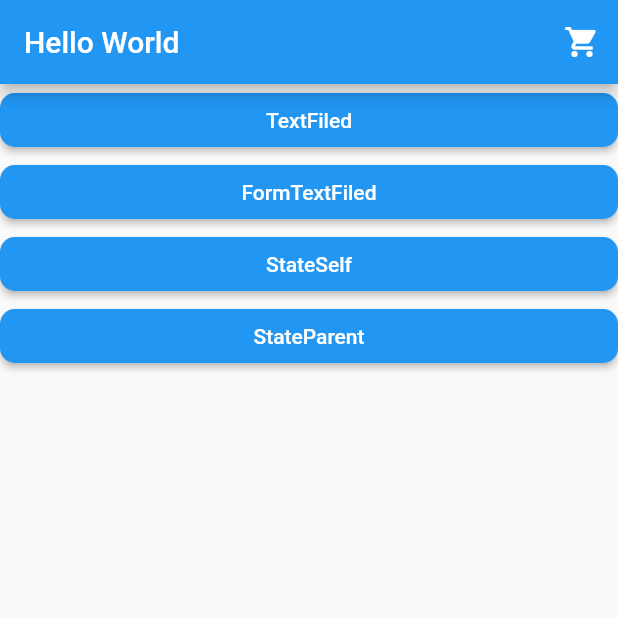
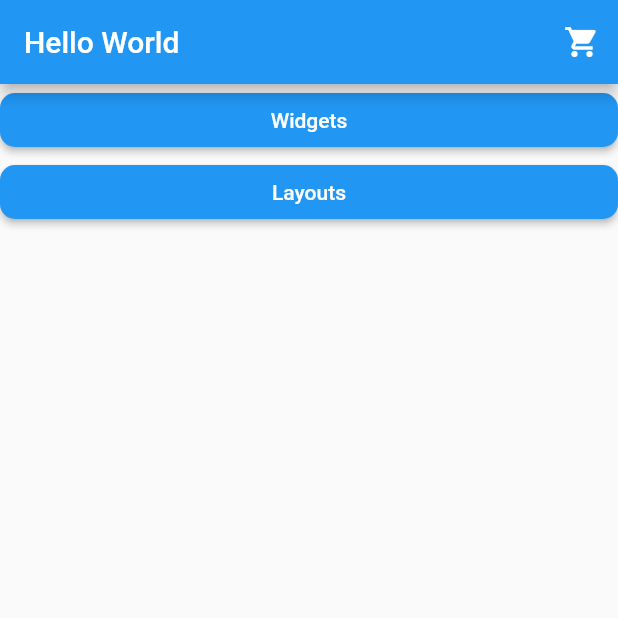
Before and after one commit to hmhm7442/flutter_learn, a Flutter app: the screen it shows after launch, on a phone screen of 412 x 824 dp, the top half of it. Run offline on Flutter 3.47's test engine with Material 2 defaults, Android fonts, the phone set to English and light mode, and no system bars.

Commit message:
add layouts

```diff
--- /dev/null
+++ b/lib/builder/Builder.dart
@@ -0,0 +1,19 @@
+import 'package:flutter/material.dart';
+
+class Builder {
+
+  ///创建 button 为 listview 的 item
+  static Widget buildListButtonItem(
+      String text, String pageName, BuildContext context) {
+    return RaisedButton(
+        child: Text(text),
+        color: Colors.blue,
+        textColor: Colors.white,
+        colorBrightness: Brightness.dark,
+        shape:
+            RoundedRectangleBorder(borderRadius: BorderRadius.circular(10.0)),
+        onPressed: () {
+          Navigator.of(context).pushNamed(pageName);
+        });
+  }
+}
--- a/lib/constans/PagesName.dart
+++ b/lib/constans/PagesName.dart
@@ -1,7 +1,16 @@
-
-
 // ignore: non_constant_identifier_names
 final PAGE_LOGIN = "page_login";
 final PAGE_LOGIN_FORM = "page_login_form";
 final PAGE_STATE_SELF = "page_state_self";
 final PAGE_STATE_PARENT = "page_state_parent";
+
+// widgets
+final PAGE_WIDGETS_TEXT = "page_widgets_text";
+final PAGE_WIDGETS_BUTTON = "page_widgets_button";
+final PAGE_WIDGETS_IMAGE = "page_widgets_image";
+// ignore: non_constant_identifier_names
+final page_widgets_check = "page_widgets_check";
+
+
+final page_list_widgets = "page_list_widgets";
+final page_list_layouts = "page_list_layouts";
--- a/lib/main.dart
+++ b/lib/main.dart
@@ -6,9 +6,24 @@ import 'package:learn/pages/Login.dart';
 import 'package:learn/pages/FormTest.dart';
 import 'package:learn/states/StateSelf.dart';
 import 'package:learn/states/StateParent.dart';
+import 'package:learn/widgets/Button.dart';
+import 'package:learn/widgets/CheckBox.dart';
+import 'package:learn/widgets/Image.dart';
+import 'package:learn/widgets/Text.dart';
+import 'builder/Builder.dart' as bd;
+import 'widgets/home.dart';
+import 'layouts/home.dart' ;
 
+
+
+
+/// main method
 void main() => runApp(MyApp());
 
+
+///  https://book.flutterchina.club/
+///
+///
 class MyApp extends StatelessWidget {
   // This widget is the root of your application.
   @override
@@ -23,8 +38,15 @@ class MyApp extends StatelessWidget {
         //key 值指定 路由表
         PAGE_LOGIN: (context) => Login(),
         PAGE_LOGIN_FORM: (context) => FormTest(),
-        PAGE_STATE_SELF:(context)=>StateSelf(),
-        PAGE_STATE_PARENT:(context)=>Parent()
+        PAGE_STATE_SELF: (context) => StateSelf(),
+        PAGE_STATE_PARENT: (context) => Parent(),
+        PAGE_WIDGETS_TEXT: (context) => PageText(),
+        PAGE_WIDGETS_BUTTON: (context) => PageButton(),
+        PAGE_WIDGETS_IMAGE: (context) => PageImage(),
+        page_widgets_check: (context) => PageCheck(),
+        page_list_widgets:(context)=> WidgetsList(),
+        page_list_layouts:(context)=> LayoutList(),
+
       }, //路由表
       home: MyStatelessWidget(),
     );
@@ -34,25 +56,6 @@ class MyApp extends StatelessWidget {
 class MyStatelessWidget extends StatelessWidget {
   MyStatelessWidget({Key key}) : super(key: key);
 
-
-  /*
-   * 构造 listview item
-   */
-  Widget item(String text,String pageName,BuildContext context){
-    return RaisedButton(
-              child: Text(text),
-              color: Colors.blue,
-              textColor: Colors.white,
-              colorBrightness: Brightness.dark,
-              shape: RoundedRectangleBorder(
-                borderRadius: BorderRadius.circular(10.0)
-              ),
-              onPressed: (){
-                Navigator.of(context).pushNamed(pageName);
-              });
-
-
-  }
 
   @override
   Widget build(BuildContext context) {
@@ -69,16 +72,13 @@ class MyStatelessWidget extends StatelessWidget {
             ),
           ],
         ),
-      body:Center(
+        body: Center(
           child: ListView(
             children: <Widget>[
-            item("TextFiled", PAGE_LOGIN, context),
-            item("FormTextFiled", PAGE_LOGIN_FORM, context),
-            item("StateSelf", PAGE_STATE_SELF, context),
-            item("StateParent", PAGE_STATE_PARENT, context),
+              bd.Builder.buildListButtonItem("Widgets", page_list_widgets, context),
+              bd.Builder.buildListButtonItem("Layouts", page_list_layouts, context),
             ],
           ),
-      )
-    );
+        ));
   }
 }
--- a/lib/pages/Login.dart
+++ b/lib/pages/Login.dart
@@ -1,5 +1,5 @@
 import 'package:flutter/material.dart';
-import 'package:learn/constans/PagesName.dart';
+// import 'package:learn/constans/PagesName.dart';
 
 class Login extends StatefulWidget {
   @override
--- /dev/null
+++ b/lib/widgets/home.dart
@@ -0,0 +1,29 @@
+import 'package:flutter/material.dart';
+import 'package:learn/constans/PagesName.dart';
+import "package:learn/builder/Builder.dart" as bd;
+
+
+class WidgetsList extends StatelessWidget{
+
+  @override
+  Widget build(BuildContext context) {
+    return Scaffold(
+      appBar: AppBar(
+        title: Text("组件列表"),
+      ),
+      body: ListView(
+        children: <Widget>[
+              bd.Builder.buildListButtonItem("TextFiled", PAGE_LOGIN, context),
+              bd.Builder.buildListButtonItem("FormTextFiled", PAGE_LOGIN_FORM, context),
+              bd.Builder.buildListButtonItem("StateSelf", PAGE_STATE_SELF, context),
+              bd.Builder.buildListButtonItem("StateParent", PAGE_STATE_PARENT, context),
+              bd.Builder.buildListButtonItem("TextDemo", PAGE_WIDGETS_TEXT, context),
+              bd.Builder.buildListButtonItem("ButtonDemo", PAGE_WIDGETS_BUTTON, context),
+              bd.Builder.buildListButtonItem("ImageDemo", PAGE_WIDGETS_IMAGE, context),
+              bd.Builder.buildListButtonItem("CheckDemo", page_widgets_check, context)
+        ],
+      ),
+    );
+  }
+
+}
--- a/pubspec.yaml
+++ b/pubspec.yaml
@@ -22,7 +22,10 @@ dependencies:
 
   # The following adds the Cupertino Icons font to your application.
   # Use with the CupertinoIcons class for iOS style icons.
+  # icons
   cupertino_icons: ^0.1.2
+  # toast
+  toast: ^0.1.3
 
 dev_dependencies:
   flutter_test:
@@ -44,6 +47,9 @@ flutter:
   # assets:
   #  - images/a_dot_burr.jpeg
   #  - images/a_dot_ham.jpeg
+
+  assets:
+    - images/octocat.png
 
   # An image asset can refer to one or more resolution-specific "variants", see
   # https://flutter.io/assets-and-images/#resolution-aware.
```
Also changed, not shown: lib/constans/RouteMap.dart (added, +11 -0 lines), lib/layouts/home.dart (added, +19 -0 lines), lib/widgets/Button.dart (+48 -0 lines), lib/widgets/CheckBox.dart (+46 -0 lines), lib/widgets/Text.dart (+52 -0 lines), pubspec.lock, 5 other files. Lines whose indentation alone changed are shown as unchanged.
